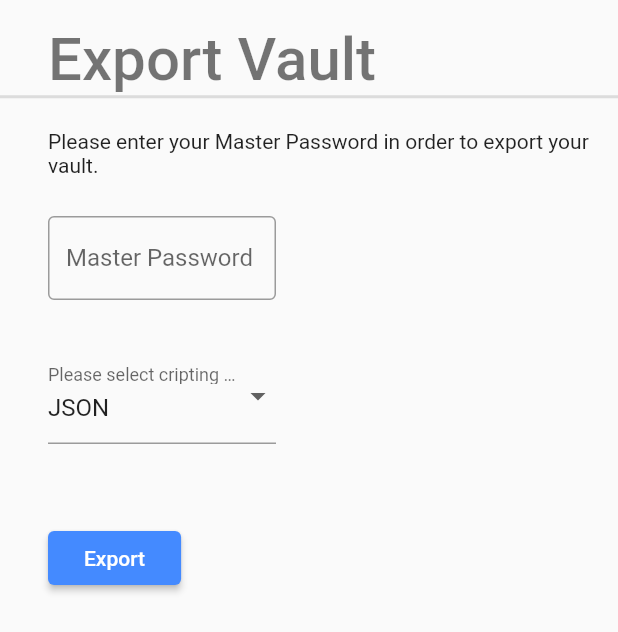
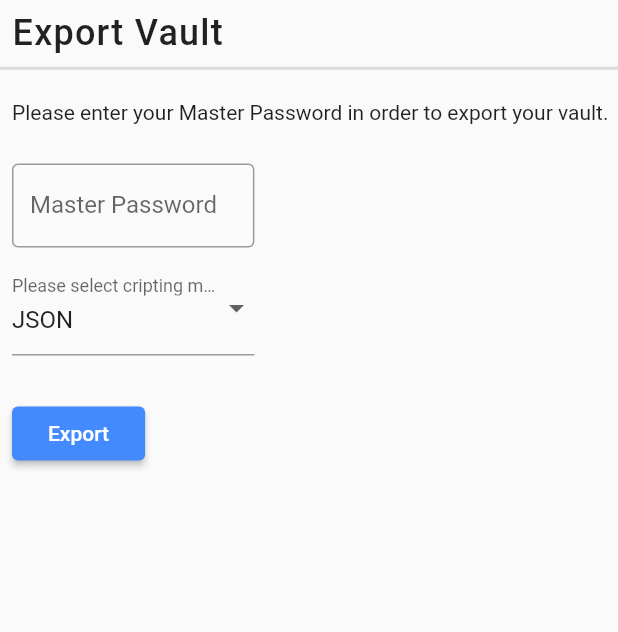
Before and after one commit to AlcatrazPM/frontend, a Flutter app: the ExportVault widget shown alone on an empty page, opened directly, on a phone screen of 412 x 824 dp. Shown: the top 632 px of the screen. Run offline on Flutter 3.47's test engine with Material 2 defaults, Android fonts, the phone set to English and light mode, and no system bars; our stand-ins replace dio, flushbar, get_it; accounts and stored records are empty; generated files the repository leaves out were written again.

Commit message:
changed text style and left alignment for all pages

```diff
--- a/lib/src/web/SettingsPage.dart
+++ b/lib/src/web/SettingsPage.dart
@@ -34,7 +34,7 @@ class _SettingsPageState extends State<SettingsPage> {
               height: boxHeight,
               width: boxWidth,
               decoration: BoxDecoration(
-                border: Border.all(),
+              //  border: Border.all(),
               ),
               child: Row(
                 children: <Widget>[
--- a/lib/src/web/Settings_MyAccount.dart
+++ b/lib/src/web/Settings_MyAccount.dart
@@ -70,7 +70,7 @@ class _MyAccountState extends State<MyAccount> {
         // Change Email title
         Padding(
           padding: const EdgeInsets.only(
-              left: 8.0, right: 8.0, bottom: 8.0, top: 58.0),
+              left: 8.0, right: 8.0, bottom: 8.0, top: 8.0),
           child: getTitle('Change Email'),
         ),
         Divider(
--- a/lib/src/web/Tools_Export.dart
+++ b/lib/src/web/Tools_Export.dart
@@ -12,7 +12,8 @@ class ExportVault extends StatefulWidget {
 }
 
 class _ExportVaultState extends State<ExportVault> {
-  double leftPadding = 32.0;
+  double leftPadding = 8.0;
+  double topTitlePadding = 8.0;
 
   CriptoType _selectedCripto;
   List<DropdownMenuItem<CriptoType>> listaCripto;
@@ -77,21 +78,28 @@ class _ExportVaultState extends State<ExportVault> {
     );
   }
 
+  Widget getTitle(String tit) {
+    return Text(
+      tit,
+      style: TextStyle(
+        fontSize: 24,
+        fontWeight: FontWeight.w500,
+        letterSpacing: 0.8,
+      ),
+    );
+  }
+
   Widget build(BuildContext context) {
     return Column(
       mainAxisAlignment: MainAxisAlignment.start,
       crossAxisAlignment: CrossAxisAlignment.start,
       children: <Widget>[
+
+        // title
         Padding(
-          padding: EdgeInsets.only(top: 16.0, left: leftPadding),
-          child: Text(
-            "Export Vault",
-            style: TextStyle(
-              fontSize: 40,
-              fontWeight: FontWeight.w500,
-              color: Colors.black54,
-            ),
-          ),
+          padding: const EdgeInsets.only(
+              left: 8.0, right: 8.0, top: 8.0, bottom: 8.0),
+          child: getTitle('Export Vault'),
         ),
 
         Divider(
```
Also changed, not shown: lib/src/web/Settings_Options.dart (+19 -10 lines), lib/src/web/ToolsPage.dart (+21 -10 lines), lib/src/web/Tools_PasswordGenerator.dart (+21 -15 lines), lib/src/web/VaultPage.dart (+6 -5 lines).
